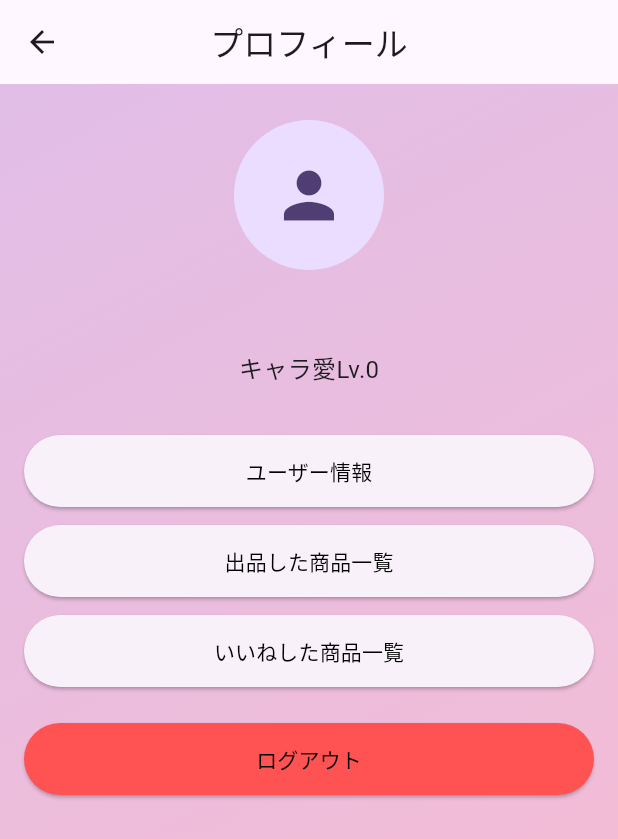
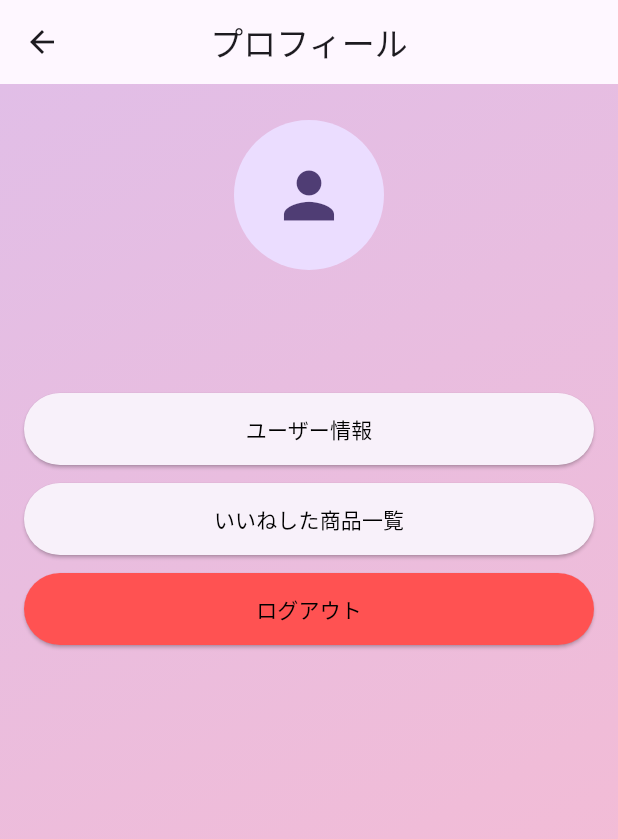
Before and after one commit to NazonoKansatugata/APUshion, a Flutter app: the UserProfileScreen screen opened directly, on a phone screen of 412 x 824 dp. Shown: the top 839 px of the screen. Run offline on Flutter 3.47's test engine with Material 3 defaults, Android fonts, the phone set to English and light mode, and no system bars; our stand-ins replace cloud_firestore, file_picker, firebase_auth, firebase_core, firebase_storage, flutter_dotenv and 2 more; accounts and stored records are empty.

Commit message:
いらない項目の削除

```diff
--- a/lib/ui/user/user_proflile_page.dart
+++ b/lib/ui/user/user_proflile_page.dart
@@ -7,7 +7,6 @@ import 'package:apusion/ui/auth/view/auth_page.dart';
 import 'package:apusion/ui/user/user_proflile_page.dart';
 import 'package:apusion/ui/favorite/favorite_page.dart';
 import 'package:apusion/ui/home/ProfileListScreen.dart';
-import 'package:apusion/ui/user/user_create_list_page.dart';
 import 'package:apusion/ui/user/user_detail_page.dart';
 
 class UserProfileScreen extends StatelessWidget {
@@ -53,7 +52,7 @@ class UserProfileScreen extends StatelessWidget {
                         ),
                       ),
                       const SizedBox(height: 16),
-                      // ユーザー名 & キャラ愛Lv.
+                      // ユーザー名
                       Center(
                         child: Column(
                           children: [
@@ -63,30 +62,6 @@ class UserProfileScreen extends StatelessWidget {
                                 fontSize: 24,
                                 fontWeight: FontWeight.bold,
                               ),
-                            ),
-                            const SizedBox(height: 4),
-                            // StreamBuilderを使ってドキュメント数を表示
-                            StreamBuilder<QuerySnapshot<Map<String, dynamic>>>(
-                              stream: FirebaseFirestore.instance
-                                  .collection('users')
-                                  .doc(user.uid!)
-                                  .collection('createdProfiles')
-                                  .snapshots(),
-                              builder: (context, snapshot) {
-                                if (snapshot.hasError) {
-                                  return const Text('エラーが発生しました');
-                                }
-                                if (snapshot.connectionState ==
-                                    ConnectionState.waiting) {
-                                  return const Text('読み込み中...');
-                                }
-                                final docs = snapshot.data?.docs ?? [];
-                                final playerLevel = docs.length;
-                                return Text(
-                                  'キャラ愛Lv.$playerLevel',
-                                  style: const TextStyle(fontSize: 16),
-                                );
-                              },
                             ),
                           ],
                         ),
@@ -117,28 +92,11 @@ class UserProfileScreen extends StatelessWidget {
                           Navigator.push(
                             context,
                             MaterialPageRoute(
-                                builder: (context) => UserCreateListScreen()),
-                          );
-                        },
-                        child: const Text('出品した商品一覧'),
-                      ),
-                      const SizedBox(height: 12),
-                      ElevatedButton(
-                        style: ElevatedButton.styleFrom(
-                          minimumSize: const Size.fromHeight(48),
-                          foregroundColor: Colors.black,
-                        ),
-                        onPressed: () {
-                          Navigator.push(
-                            context,
-                            MaterialPageRoute(
                                 builder: (context) => FavoriteScreen()),
                           );
                         },
                         child: const Text('いいねした商品一覧'),
                       ),
-                      const SizedBox(height: 12),
-                      // 画像生成に関するボタンを削除
                       const SizedBox(height: 12),
                       ElevatedButton(
                         style: ElevatedButton.styleFrom(
```
Also changed, not shown: lib/ui/auth/view/auth_page.dart (+0 -39 lines).
